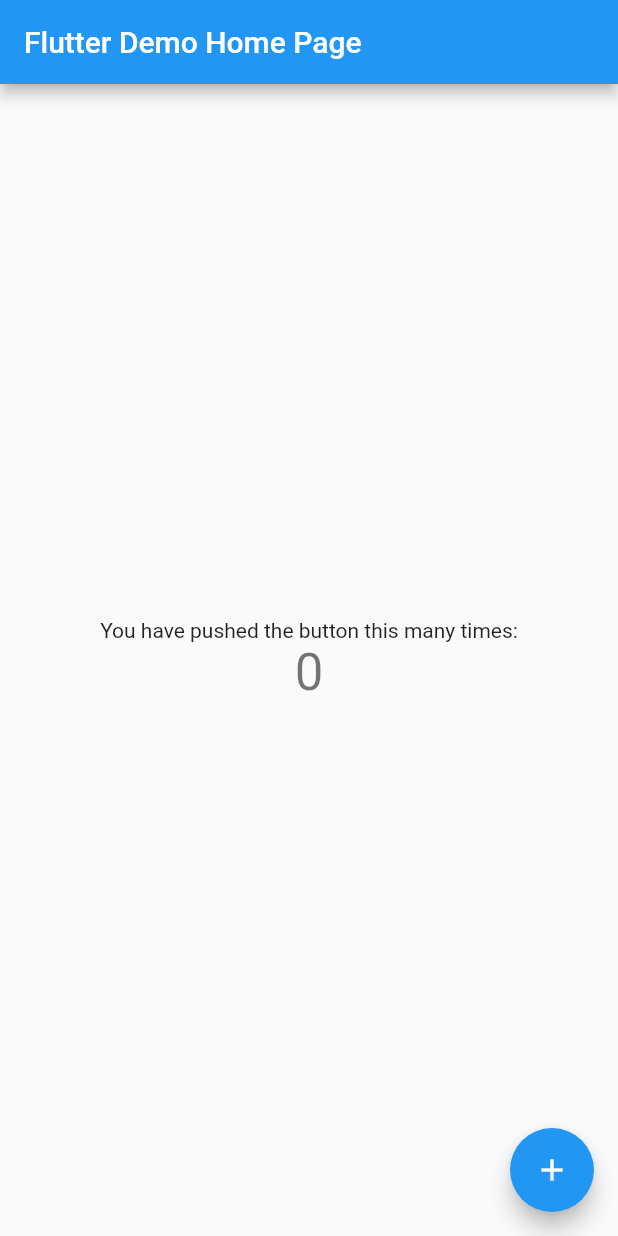
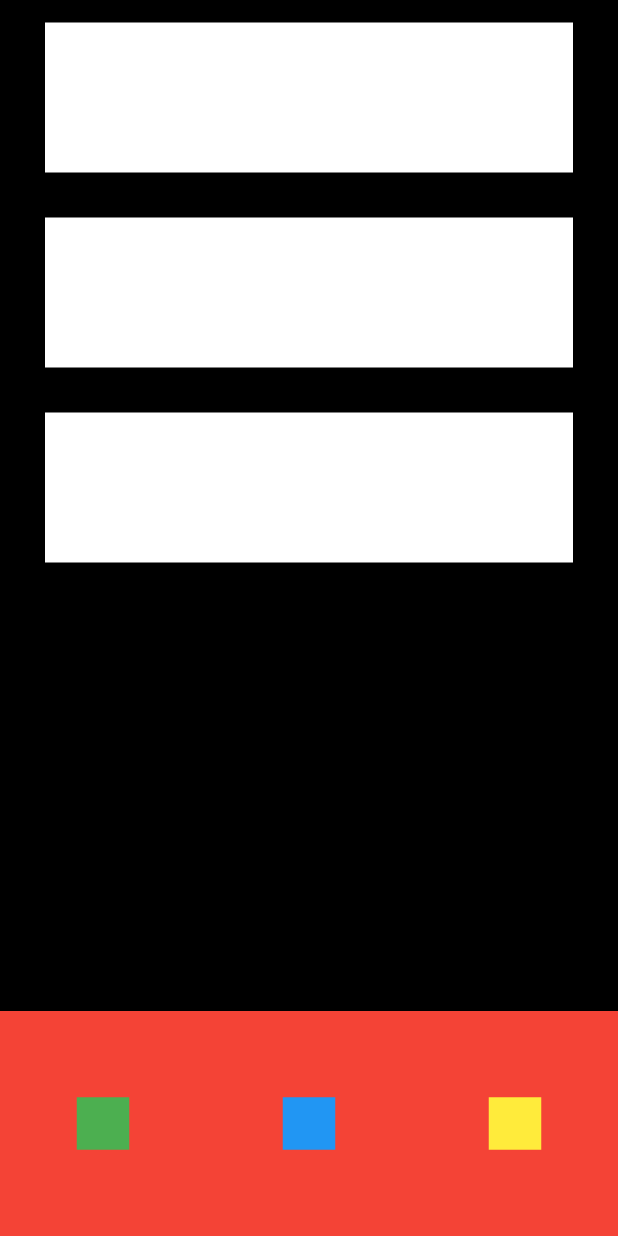
Before and after one commit to Irand27/CubosAcademy4, a Flutter app: the screen it shows after launch, on a phone screen of 412 x 824 dp. Run offline on Flutter 3.47's test engine with Material 2 defaults, Android fonts, the phone set to English and light mode, and no system bars.

Commit message:
Add files via upload

```diff
--- a/lib/main.dart
+++ b/lib/main.dart
@@ -1,113 +1,74 @@
 import 'package:flutter/material.dart';
 
 void main() {
-  runApp(MyApp());
+  runApp(Desafio4());
 }
 
-class MyApp extends StatelessWidget {
-  // This widget is the root of your application.
+class Desafio4 extends StatelessWidget {
   @override
   Widget build(BuildContext context) {
     return MaterialApp(
-      title: 'Flutter Demo',
-      theme: ThemeData(
-        // This is the theme of your application.
-        //
-        // Try running your application with "flutter run". You'll see the
-        // application has a blue toolbar. Then, without quitting the app, try
-        // changing the primarySwatch below to Colors.green and then invoke
-        // "hot reload" (press "r" in the console where you ran "flutter run",
-        // or simply save your changes to "hot reload" in a Flutter IDE).
-        // Notice that the counter didn't reset back to zero; the application
-        // is not restarted.
-        primarySwatch: Colors.blue,
-      ),
-      home: MyHomePage(title: 'Flutter Demo Home Page'),
+        home: Column(
+      children: [
+        Expanded(
+            child: Container(
+                color: Colors.black,
+                padding: EdgeInsets.fromLTRB(30, 15, 30, 15),
+                child: Column(
+                  children: [
+                    ComponentContainer(
+                      cor: Colors.white,
+                    ),
+                    ComponentContainer(
+                      cor: Colors.white,
+                      margin: EdgeInsets.only(top: 30),
+                    ),
+                    ComponentContainer(
+                      cor: Colors.white,
+                      margin: EdgeInsets.only(top: 30),
+                    ),
+                  ],
+                ))),
+        Container(
+            color: Colors.red,
+            height: 150,
+            child: Row(
+              mainAxisAlignment: MainAxisAlignment.spaceAround,
+              children: [
+                Container(
+                  color: Colors.green,
+                  height: 35,
+                  width: 35,
+                ),
+                Container(
+                  color: Colors.blue,
+                  height: 35,
+                  width: 35,
+                ),
+                Container(
+                  color: Colors.yellow,
+                  height: 35,
+                  width: 35,
+                ),
+              ],
+            ))
+      ],
+    ));
+  }
+}
+
+class ComponentContainer extends StatelessWidget {
+  final Color cor;
+  final EdgeInsets margin;
+
+  ComponentContainer({Key key, this.cor, this.margin}) : super(key: key);
+
+  @override
+  Widget build(BuildContext context) {
+    return Container(
+      color: cor,
+      height: 100,
+      margin: margin,
     );
   }
 }
-
-class MyHomePage extends StatefulWidget {
-  MyHomePage({Key key, this.title}) : super(key: key);
-
-  // This widget is the home page of your application. It is stateful, meaning
-  // that it has a State object (defined below) that contains fields that affect
-  // how it looks.
-
-  // This class is the configuration for the state. It holds the values (in this
-  // case the title) provided by the parent (in this case the App widget) and
-  // used by the build method of the State. Fields in a Widget subclass are
-  // always marked "final".
-
-  final String title;
-
-  @override
-  _MyHomePageState createState() => _MyHomePageState();
-}
-
-class _MyHomePageState extends State<MyHomePage> {
-  int _counter = 0;
-
-  void _incrementCounter() {
-    setState(() {
-      // This call to setState tells the Flutter framework that something has
-      // changed in this State, which causes it to rerun the build method below
-      // so that the display can reflect the updated values. If we changed
-      // _counter without calling setState(), then the build method would not be
-      // called again, and so nothing would appear to happen.
-      _counter++;
-    });
-  }
-
-  @override
-  Widget build(BuildContext context) {
-    // This method is rerun every time setState is called, for instance as done
-    // by the _incrementCounter method above.
-    //
-    // The Flutter framework has been optimized to make rerunning build methods
-    // fast, so that you can just rebuild anything that needs updating rather
-    // than having to individually change instances of widgets.
-    return Scaffold(
-      appBar: AppBar(
-        // Here we take the value from the MyHomePage object that was created by
-        // the App.build method, and use it to set our appbar title.
-        title: Text(widget.title),
-      ),
-      body: Center(
-        // Center is a layout widget. It takes a single child and positions it
-        // in the middle of the parent.
-        child: Column(
-          // Column is also a layout widget. It takes a list of children and
-          // arranges them vertically. By default, it sizes itself to fit its
-          // children horizontally, and tries to be as tall as its parent.
-          //
-          // Invoke "debug painting" (press "p" in the console, choose the
-          // "Toggle Debug Paint" action from the Flutter Inspector in Android
-          // Studio, or the "Toggle Debug Paint" command in Visual Studio Code)
-          // to see the wireframe for each widget.
-          //
-          // Column has various properties to control how it sizes itself and
-          // how it positions its children. Here we use mainAxisAlignment to
-          // center the children vertically; the main axis here is the vertical
-          // axis because Columns are vertical (the cross axis would be
-          // horizontal).
-          mainAxisAlignment: MainAxisAlignment.center,
-          children: <Widget>[
-            Text(
-              'You have pushed the button this many times:',
-            ),
-            Text(
-              '$_counter',
-              style: Theme.of(context).textTheme.headline4,
-            ),
-          ],
-        ),
-      ),
-      floatingActionButton: FloatingActionButton(
-        onPressed: _incrementCounter,
-        tooltip: 'Increment',
-        child: Icon(Icons.add),
-      ), // This trailing comma makes auto-formatting nicer for build methods.
-    );
-  }
-}
```
